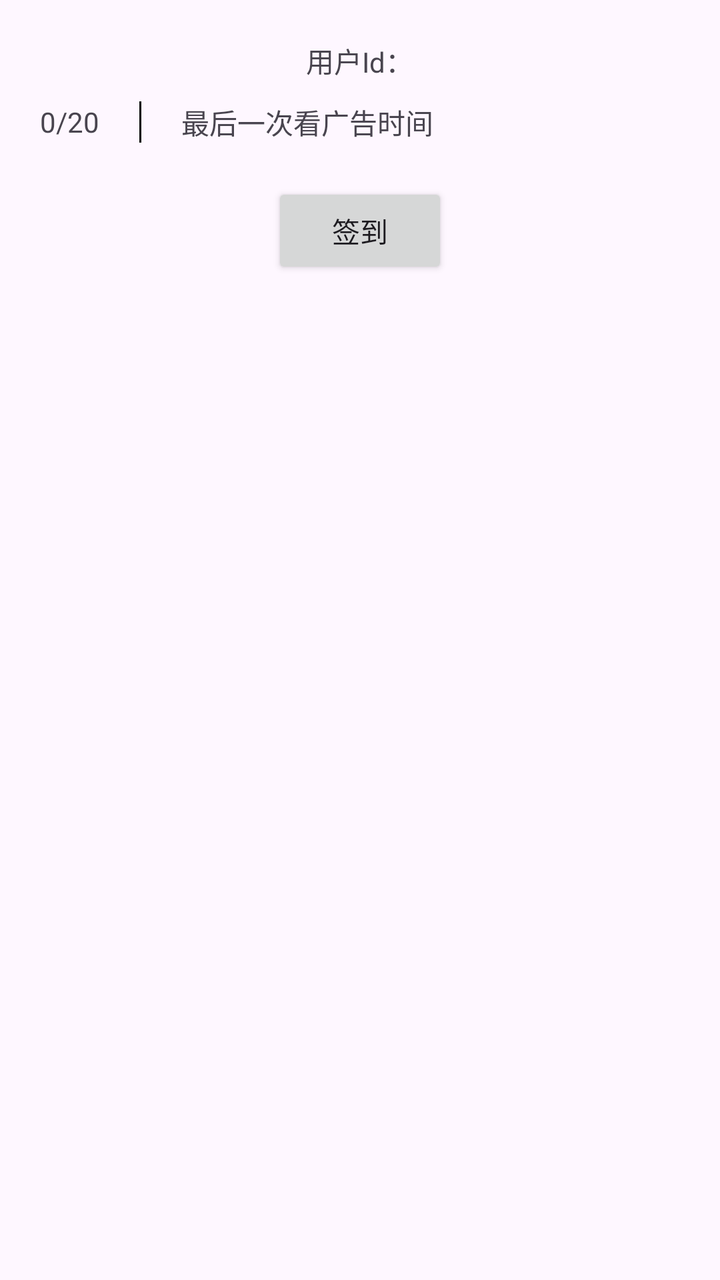
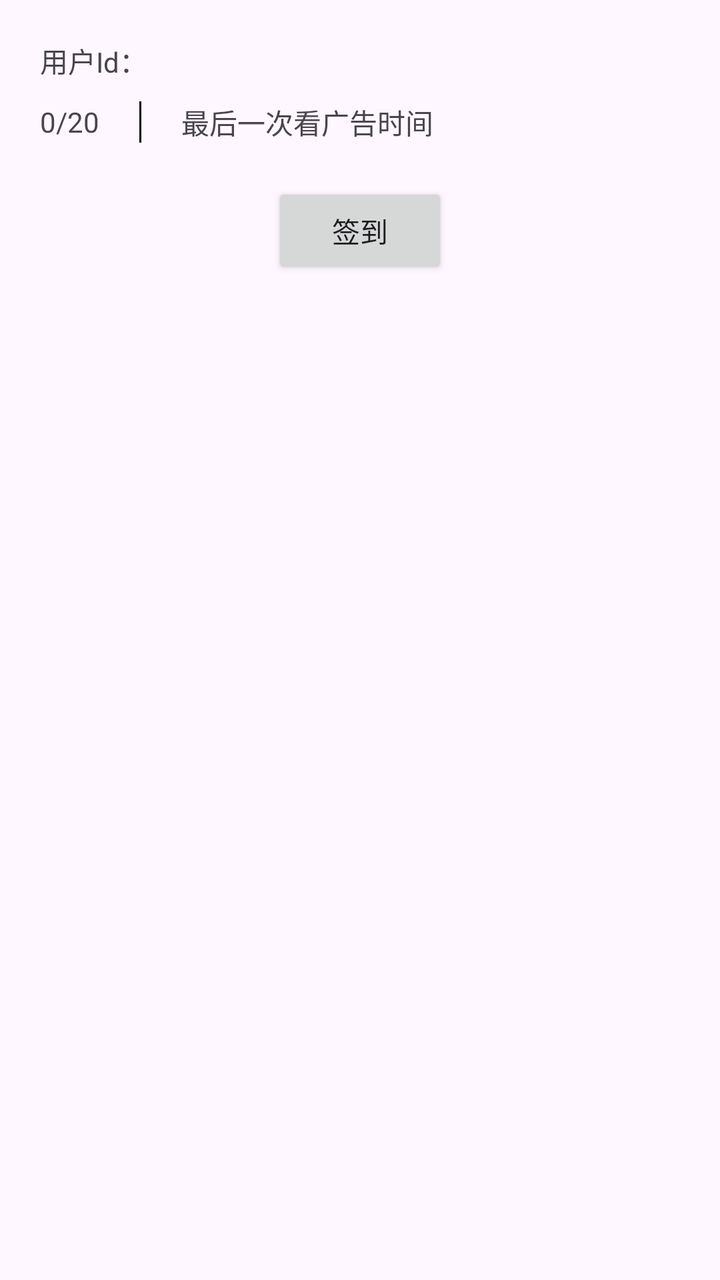

Screens rendered from an Android XML layout before and after an edit, with the pre-edit source and the edit as a unified diff.
<!-- AndroidManifest.xml: application theme Theme.MiqiPlay -->
<!-- res/layout/activity_main.xml -->
<?xml version="1.0" encoding="utf-8"?>
<LinearLayout xmlns:android="http://schemas.android.com/apk/res/android"
    xmlns:app="http://schemas.android.com/apk/res-auto"
    xmlns:tools="http://schemas.android.com/tools"
    android:layout_width="match_parent"
    android:layout_height="match_parent"
    android:gravity="center_horizontal"
    android:orientation="vertical"
    android:padding="20dp"
    tools:context=".MainActivity">

    
    <TextView
        android:id="@+id/tv_user_id"
        android:layout_width="wrap_content"
        android:layout_height="wrap_content"
        android:layout_marginBottom="10dp"
        android:text="用户Id：" />

    <LinearLayout
        android:layout_width="match_parent"
        android:layout_height="wrap_content"
        android:gravity="center_vertical"
        android:orientation="horizontal">

        <TextView
            android:id="@+id/tv_video_count"
            android:layout_width="wrap_content"
            android:layout_height="wrap_content"
            android:text="0/20"
            app:layout_constraintBottom_toBottomOf="parent"
            app:layout_constraintEnd_toEndOf="parent"
            app:layout_constraintStart_toStartOf="parent"
            app:layout_constraintTop_toTopOf="parent" />

        <View
            android:layout_width="1dp"
            android:layout_height="match_parent"
            android:layout_gravity="center_vertical"
            android:background="@color/black"
            android:layout_marginLeft="20dp"
            android:layout_marginRight="20dp"></View>


        
        <TextView
            android:id="@+id/tv_last_play_time"
            android:layout_width="wrap_content"
            android:layout_height="wrap_content"
            android:text="最后一次看广告时间"
            app:layout_constraintBottom_toBottomOf="parent"
            app:layout_constraintEnd_toEndOf="parent"
            app:layout_constraintHorizontal_bias="0.0"
            app:layout_constraintStart_toStartOf="parent"
            app:layout_constraintTop_toTopOf="parent" />
    </LinearLayout>


    
    <Button
        android:id="@+id/btn_stimulate_video"
        android:layout_width="wrap_content"
        android:layout_height="wrap_content"
        android:layout_marginTop="20dp"
        android:onClick="showStimulateVideo"
        android:text="签到" />

</LinearLayout>
<!-- resources referenced by this layout -->
<resources>
  <color name="black">#FF000000</color>
  <style name="Theme.MiqiPlay" parent="Base.Theme.MiqiPlay" />
  <style name="Base.Theme.MiqiPlay" parent="Theme.Material3.DayNight.NoActionBar">
          
          
      </style>
</resources>

<!-- the commit's change to res/layout/activity_main.xml (unified diff, before → after) -->
@@ -9,11 +9,13 @@
     android:padding="20dp"
     tools:context=".MainActivity">
 
+
     
     <TextView
         android:id="@+id/tv_user_id"
         android:layout_width="wrap_content"
         android:layout_height="wrap_content"
+        android:layout_gravity="left"
         android:layout_marginBottom="10dp"
         android:text="用户Id：" />
 
@@ -37,9 +39,9 @@
             android:layout_width="1dp"
             android:layout_height="match_parent"
             android:layout_gravity="center_vertical"
-            android:background="@color/black"
             android:layout_marginLeft="20dp"
-            android:layout_marginRight="20dp"></View>
+            android:layout_marginRight="20dp"
+            android:background="@color/black"></View>
 
 
         
@@ -65,4 +67,13 @@
         android:onClick="showStimulateVideo"
         android:text="签到" />
 
+
+    <RelativeLayout
+        android:id="@+id/banner_ad_container"
+        android:layout_width="wrap_content"
+        android:layout_height="wrap_content"
+        android:layout_gravity="center_horizontal"
+        android:background="@color/white"
+        android:gravity="center" />
+
 </LinearLayout>
<!-- resource entries referenced after the edit -->
@@ -1,6 +1,7 @@
 <!-- resources referenced by this layout -->
 <resources>
   <color name="black">#FF000000</color>
+  <color name="white">#FFFFFFFF</color>
   <style name="Theme.MiqiPlay" parent="Base.Theme.MiqiPlay" />
   <style name="Base.Theme.MiqiPlay" parent="Theme.Material3.DayNight.NoActionBar">
           
